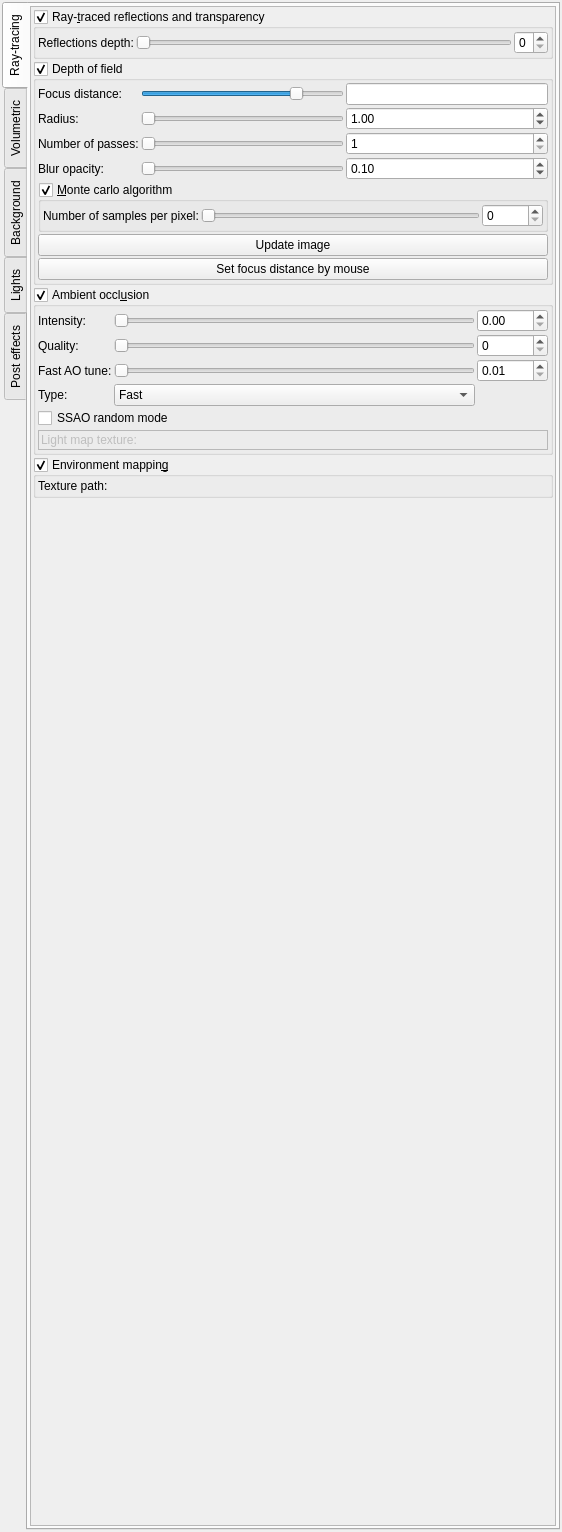
Before: the Qt Designer form mandelbulber2/qt/dock_effects.ui in buddhi1980/mandelbulber2, drawn with Qt 5.
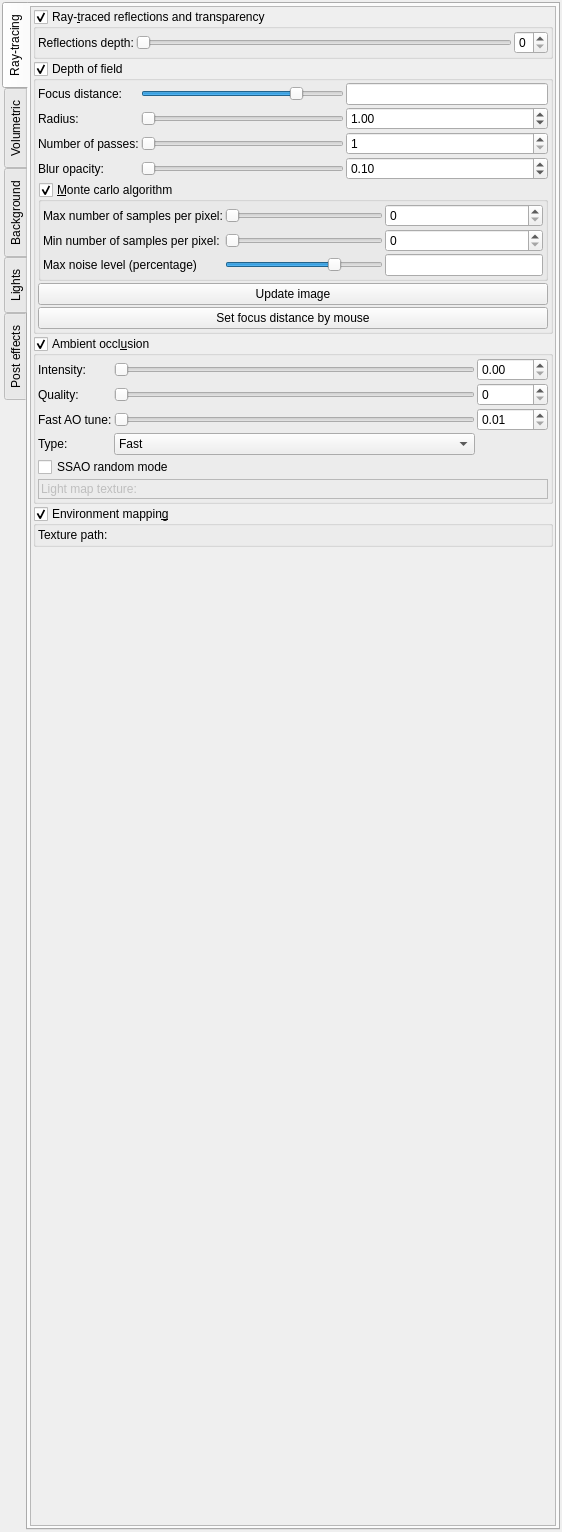
After: the same form once the commit is applied. Icons and pictures are not drawn. Custom widgets are drawn as their Qt base class.

Commit message: Optimized Monte Carlo DOF algorithm. Now it uses statistical noise estimation to determine number of needed samples.

The edit to the form file:
```diff
--- a/mandelbulber2/qt/dock_effects.ui
+++ b/mandelbulber2/qt/dock_effects.ui
@@ -476,7 +476,7 @@
                    <item row="0" column="0">
                     <widget class="QLabel" name="label_358">
                      <property name="text">
-                      <string>Number of samples per pixel:</string>
+                      <string>Max number of samples per pixel:</string>
                      </property>
                     </widget>
                    </item>
@@ -502,6 +502,90 @@
                      </property>
                     </widget>
                    </item>
+                   <item row="1" column="2">
+                    <widget class="MySpinBox" name="spinboxInt_DOF_min_samples">
+                     <property name="sizePolicy">
+                      <sizepolicy hsizetype="Minimum" vsizetype="Maximum">
+                       <horstretch>0</horstretch>
+                       <verstretch>0</verstretch>
+                      </sizepolicy>
+                     </property>
+                     <property name="toolTip">
+                      <string>&lt;html&gt;&lt;head/&gt;&lt;body&gt;&lt;p&gt;Number of rays calculated for each image pixel. Higher values reduce the noise on the image but increase rendering time. &lt;/p&gt;&lt;p&gt;For instance if the number of samples is 100, then the rendering will take 100 times compared to the effect disabled.&lt;/p&gt;&lt;/body&gt;&lt;/html&gt;</string>
+                     </property>
+                     <property name="maximum">
+                      <number>10000</number>
+                     </property>
+                    </widget>
+                   </item>
+                   <item row="1" column="1">
+                    <widget class="QSlider" name="sliderInt_DOF_min_samples">
+                     <property name="sizePolicy">
+                      <sizepolicy hsizetype="Expanding" vsizetype="Maximum">
+                       <horstretch>0</horstretch>
+                       <verstretch>0</verstretch>
+                      </sizepolicy>
+                     </property>
+                     <property name="minimum">
+                      <number>1</number>
+                     </property>
+                     <property name="maximum">
+                      <number>500</number>
+                     </property>
+                     <property name="singleStep">
+                      <number>1</number>
+                     </property>
+                     <property name="orientation">
+                      <enum>Qt::Horizontal</enum>
+                     </property>
+                    </widget>
+                   </item>
+                   <item row="1" column="0">
+                    <widget class="QLabel" name="label_359">
+                     <property name="text">
+                      <string>Min number of samples per pixel:</string>
+                     </property>
+                    </widget>
+                   </item>
+                   <item row="2" column="0">
+                    <widget class="QLabel" name="label_360">
+                     <property name="text">
+                      <string>Max noise level (percentage)</string>
+                     </property>
+                    </widget>
+                   </item>
+                   <item row="2" column="1">
+                    <widget class="QSlider" name="logslider_DOF_max_noise">
+                     <property name="sizePolicy">
+                      <sizepolicy hsizetype="Expanding" vsizetype="Maximum">
+                       <horstretch>0</horstretch>
+                       <verstretch>0</verstretch>
+                      </sizepolicy>
+                     </property>
+                     <property name="sizeIncrement">
+                      <size>
+                       <width>0</width>
+                       <height>0</height>
+                      </size>
+                     </property>
+                     <property name="minimum">
+                      <number>-500</number>
+                     </property>
+                     <property name="maximum">
+                      <number>200</number>
+                     </property>
+                     <property name="orientation">
+                      <enum>Qt::Horizontal</enum>
+                     </property>
+                    </widget>
+                   </item>
+                   <item row="2" column="2">
+                    <widget class="MyLineEdit" name="logedit_DOF_max_noise">
+                     <property name="toolTip">
+                      <string>&lt;html&gt;&lt;head/&gt;&lt;body&gt;&lt;p&gt;It's the distance where objects appear in focus.&lt;/p&gt;&lt;p&gt;Distance can be set bu using button &lt;span style=&quot; font-style:italic;&quot;&gt;Set focus distance by mouse&lt;/span&gt;&lt;/p&gt;&lt;p&gt;&lt;br/&gt;&lt;/p&gt;&lt;table border=&quot;0&quot; style=&quot; margin-top:0px; margin-bottom:0px; margin-left:0px; margin-right:0px;&quot; cellspacing=&quot;2&quot; cellpadding=&quot;0&quot;&gt;&lt;tr&gt;&lt;td&gt;&lt;p&gt;low focus distance&lt;/p&gt;&lt;/td&gt;&lt;td&gt;&lt;p&gt;high focus distance&lt;/p&gt;&lt;/td&gt;&lt;/tr&gt;&lt;tr&gt;&lt;td&gt;&lt;p&gt;&lt;img src=&quot;:/tooltips/tooltips_images/image - DOF - focus close.jpg&quot;/&gt;&lt;/p&gt;&lt;/td&gt;&lt;td&gt;&lt;p&gt;&lt;img src=&quot;:/tooltips/tooltips_images/image - DOF - focus far.jpg&quot;/&gt;&lt;/p&gt;&lt;/td&gt;&lt;/tr&gt;&lt;/table&gt;&lt;/body&gt;&lt;/html&gt;</string>
+                     </property>
+                    </widget>
+                   </item>
                   </layout>
                  </item>
                 </layout>
```
Left out of the diff: 10 changed lines with no effect on the pictures. The commit also changes 4 other files.
